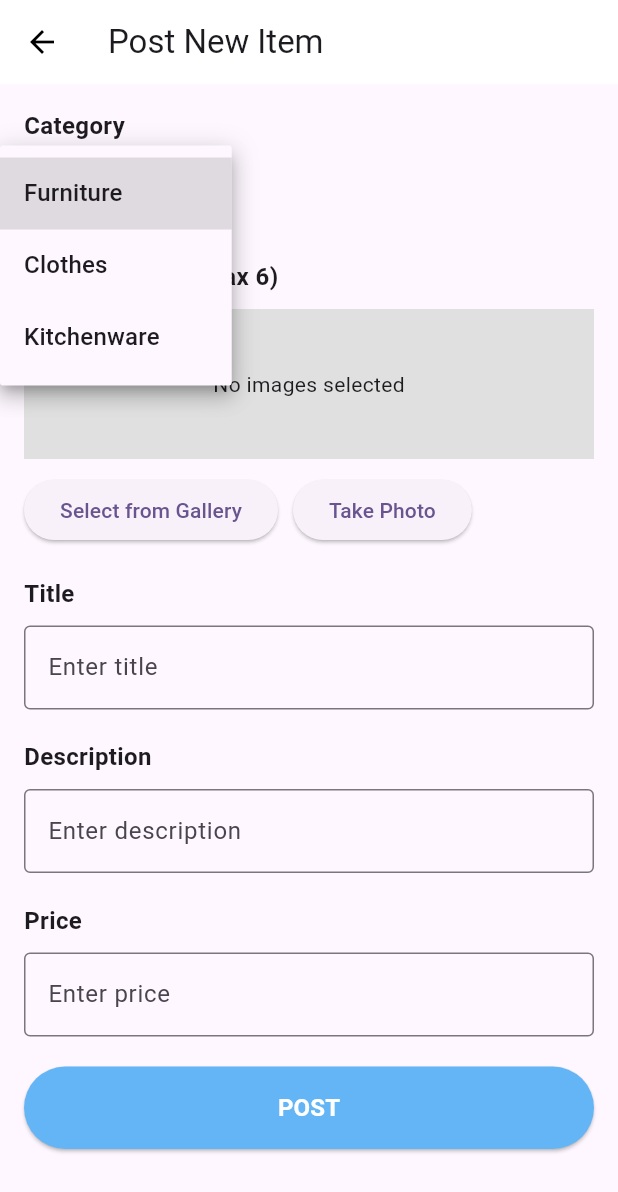
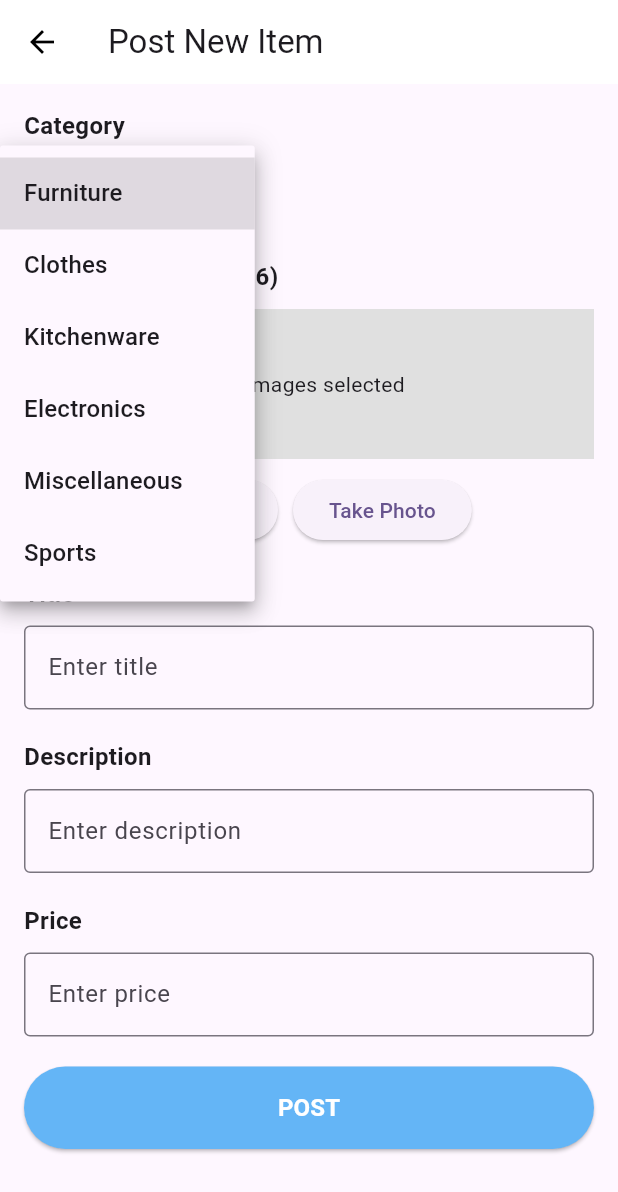
Before and after one commit to HarrisonPW/ThriftU, a Flutter app: the PostPage screen opened by its route, after a tap on "Furniture", on a phone screen of 412 x 824 dp. Shown: the top 1192 px of the screen. Run offline on Flutter 3.47's test engine with Material 3 defaults, Android fonts, the light colour scheme and no system bars; our stand-ins replace image_picker, shared_preferences; accounts and stored records are empty.

Commit message:
fixed the post item with more categories

```diff
--- a/ThriftU/lib/post.dart
+++ b/ThriftU/lib/post.dart
@@ -19,7 +19,7 @@ class _PostPageState extends State<PostPage> {
   TextEditingController _descriptionController = TextEditingController();
   TextEditingController _priceController = TextEditingController();
   String _selectedCategory = 'Furniture'; // Default category
-  final List<String> _categories = ['Furniture', 'Clothes', 'Kitchenware']; // Add more categories as needed
+  final List<String> _categories = ['Furniture', 'Clothes', 'Kitchenware', 'Electronics', 'Miscellaneous', 'Sports']; // Add more categories as needed
 
   final ApiService _apiService = ApiService(); // Create an instance of ApiService
 
```
